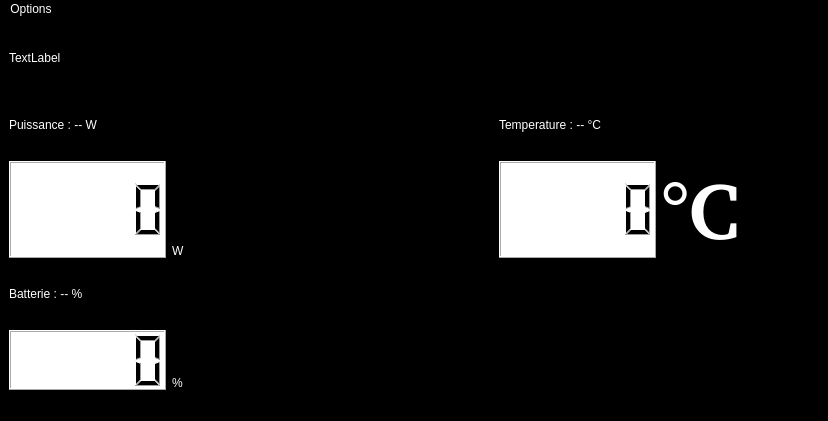
Scraptical/Projet_Solaire, file UartTest_v3/mainwindow.ui: the form before one commit.
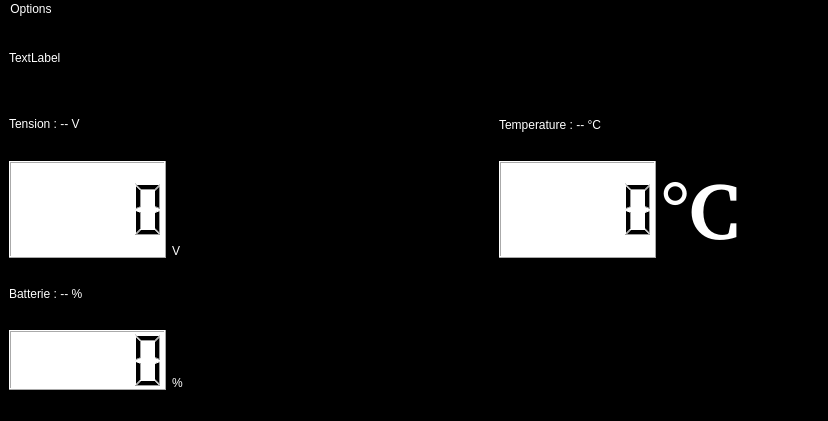
The form after the commit. Custom widgets are drawn as their Qt base class.

Commit message: changement de serial et puissace --> tension batterie

Diff of the .ui file:
```diff
--- a/UartTest_v3/mainwindow.ui
+++ b/UartTest_v3/mainwindow.ui
@@ -49,7 +49,7 @@
 color: rgb(255,255,255)</string>
       </property>
       <property name="text">
-       <string>W</string>
+       <string>V</string>
       </property>
       <property name="alignment">
        <set>Qt::AlignBottom|Qt::AlignLeading|Qt::AlignLeft</set>
@@ -118,7 +118,7 @@
        <string notr="true">color: rgb(255,255,255)</string>
       </property>
       <property name="text">
-       <string>Puissance : -- W</string>
+       <string>&lt;html&gt;&lt;head/&gt;&lt;body&gt;&lt;p&gt;Tension : -- V&lt;/p&gt;&lt;/body&gt;&lt;/html&gt;</string>
       </property>
      </widget>
     </item>
```
The commit also changes 9 other files.
